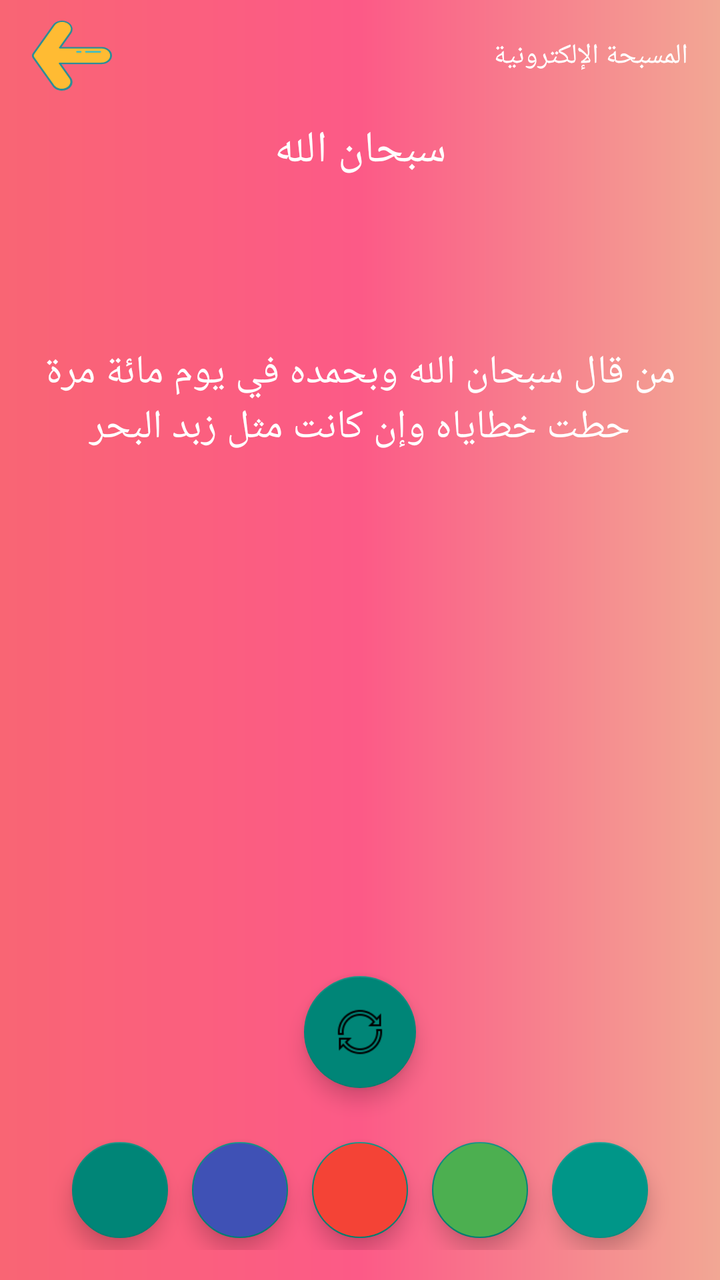
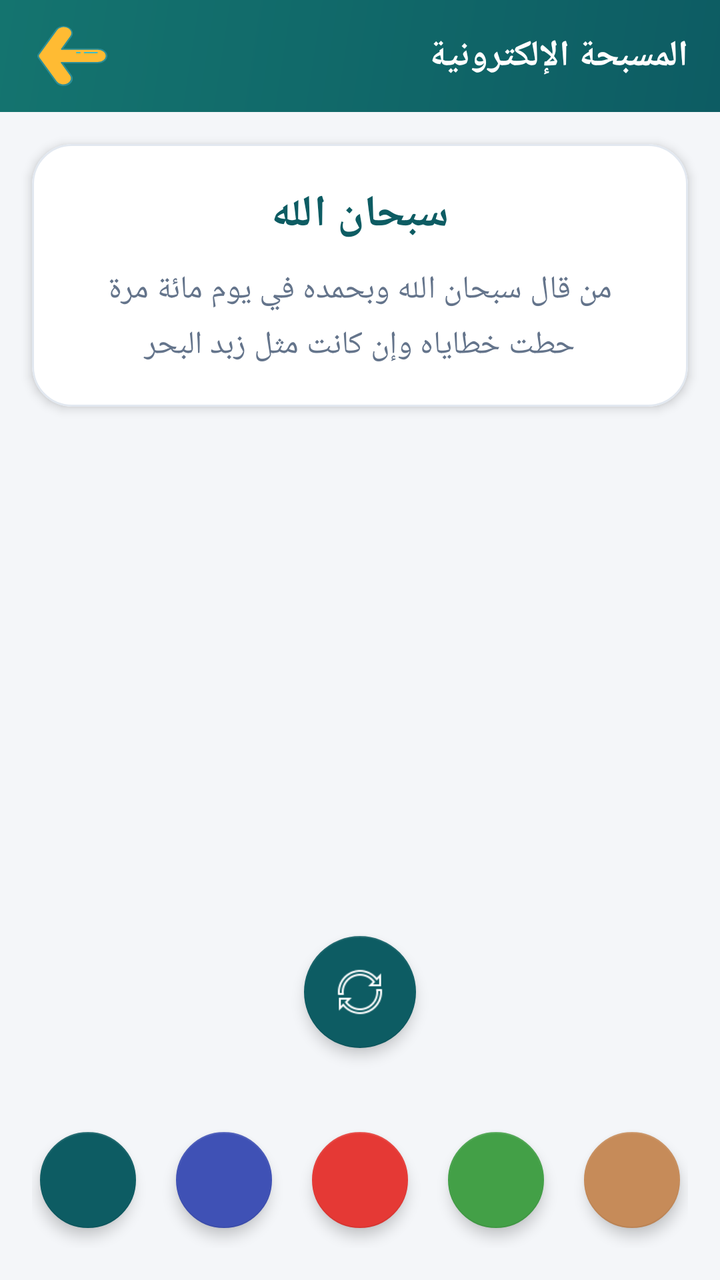

Two renders of the same Android screen: before a commit and after it. Below are the layout's source before the change and the commit's diff.
<!-- AndroidManifest.xml: application theme AppTheme -->
<!-- res/layout/activity_masbaha.xml -->
<?xml version="1.0" encoding="utf-8"?>
<androidx.constraintlayout.widget.ConstraintLayout xmlns:android="http://schemas.android.com/apk/res/android"
    xmlns:app="http://schemas.android.com/apk/res-auto"
    xmlns:tools="http://schemas.android.com/tools"
    android:layout_width="match_parent"
    android:layout_height="match_parent"
    android:background="@drawable/main_face1"
    tools:context=".masbaha.MasbahaActivity">

    <com.google.android.material.appbar.AppBarLayout
        android:layout_width="match_parent"
        android:layout_height="wrap_content"
        android:background="@drawable/around_line3"
        android:theme="@style/AppTheme.AppBarOverlay"
        android:layoutDirection="ltr"
        tools:ignore="MissingConstraints">

        <androidx.appcompat.widget.Toolbar
            android:id="@+id/toolbar"
            android:fitsSystemWindows="true"
            android:layout_width="match_parent"
            android:layout_height="?attr/actionBarSize"
            android:background="@drawable/around_line3"
            app:layout_collapseMode="pin"
            app:titleTextAppearance="@style/TitleToolBarApppearance"
            app:popupTheme="@style/TextAppearance.AppCompat">

            <LinearLayout
                android:layout_width="wrap_content"
                android:layout_height="wrap_content"
                android:gravity="end"
                android:layout_gravity="end">


                <androidx.appcompat.widget.AppCompatTextView
                    android:id="@+id/toolbar_title"
                    android:layout_width="wrap_content"
                    android:layout_height="wrap_content"
                    android:text="المسبحة الإلكترونية"
                    style="@style/TextAppearance.MyApp.Title.QiblahActivity"
                    android:gravity="end"
                    android:layout_gravity="center"
                    android:layout_marginEnd="16dp"/>

            </LinearLayout>

            <androidx.appcompat.widget.AppCompatImageButton
                android:id="@+id/back_button"
                android:onClick="onBackClicked"
                android:layout_width="40dp"
                android:layout_height="35dp"
                android:background="@drawable/ic_back_button" />

        </androidx.appcompat.widget.Toolbar>

    </com.google.android.material.appbar.AppBarLayout>


    <TextView
        android:id="@+id/tv_title"
        android:layout_width="match_parent"
        android:layout_height="wrap_content"
        android:gravity="center"
        android:fontFamily="@font/jazeera"
        android:padding="10dp"
        android:layout_marginTop="50dp"
        android:text="سبحان الله"
        android:textColor="#FFF"
        android:textSize="22sp"
        app:layout_constraintBottom_toTopOf="@+id/tv_desc"
        app:layout_constraintEnd_toEndOf="parent"
        app:layout_constraintStart_toStartOf="parent"
        app:layout_constraintTop_toTopOf="parent" />

    <TextView
        android:id="@+id/tv_desc"
        android:layout_width="match_parent"
        android:layout_height="200dp"
        android:gravity="center"
        android:textColor="#FFF"
        android:textSize="20sp"
        android:fontFamily="@font/jazeera"
        android:padding="10dp"
        android:text="من قال سبحان الله وبحمده في يوم مائة مرة حطت خطاياه وإن كانت مثل زبد البحر"
        app:layout_constraintBottom_toTopOf="@+id/recycler_masbaha"
        app:layout_constraintEnd_toEndOf="parent"
        app:layout_constraintStart_toStartOf="parent"
        app:layout_constraintTop_toBottomOf="@+id/tv_title" />

    <androidx.viewpager.widget.ViewPager
        android:id="@+id/recycler_masbaha"
        android:layout_width="0dp"
        android:layout_height="0dp"
        app:layout_constraintBottom_toTopOf="@+id/iv_reset"
        app:layout_constraintEnd_toEndOf="parent"
        app:layout_constraintStart_toStartOf="parent"
        app:layout_constraintTop_toBottomOf="@+id/tv_desc"
        tools:listitem="@layout/item_masbaha" />

    <com.google.android.material.floatingactionbutton.FloatingActionButton
        android:id="@+id/iv_reset"
        android:layout_width="wrap_content"
        android:layout_height="wrap_content"
        android:layout_margin="6dp"
        android:src="@drawable/reset"
        app:elevation="6dp"
        app:fabSize="normal"
        app:layout_constraintBottom_toTopOf="@id/content_linear"
        app:layout_constraintEnd_toEndOf="parent"
        app:layout_constraintStart_toStartOf="parent"
        app:layout_constraintTop_toBottomOf="@+id/recycler_masbaha" />

    <LinearLayout
        android:id="@+id/content_linear"
        android:layout_width="match_parent"
        android:layout_height="wrap_content"
        android:gravity="center_horizontal"
        android:orientation="horizontal"
        android:padding="15dp"
        app:layout_constraintBottom_toBottomOf="parent"
        app:layout_constraintEnd_toEndOf="parent"
        app:layout_constraintStart_toStartOf="parent"
        app:layout_constraintTop_toBottomOf="@+id/iv_reset">

        <com.google.android.material.floatingactionbutton.FloatingActionButton
            android:id="@+id/iv_1"
            android:layout_width="48dp"
            android:layout_height="48dp"
            android:layout_margin="6dp"
            app:elevation="6dp"
            app:fabSize="mini" />

        <com.google.android.material.floatingactionbutton.FloatingActionButton
            android:id="@+id/iv_2"
            android:layout_width="48dp"

            android:layout_height="48dp"
            android:layout_margin="6dp"
            android:backgroundTint="#3F51B5"
            app:elevation="6dp"
            app:fabSize="mini" />

        <com.google.android.material.floatingactionbutton.FloatingActionButton
            android:id="@+id/iv_3"
            android:layout_width="48dp"
            android:layout_height="48dp"
            android:layout_margin="6dp"
            android:backgroundTint="#F44336"

            app:elevation="6dp"
            app:fabSize="mini" />

        <com.google.android.material.floatingactionbutton.FloatingActionButton
            android:id="@+id/iv_4"
            android:layout_width="48dp"
            android:layout_height="48dp"
            android:layout_margin="6dp"
            android:backgroundTint="#4CAF50"
            app:elevation="6dp"
            app:fabSize="mini" />

        <com.google.android.material.floatingactionbutton.FloatingActionButton
            android:id="@+id/iv_5"
            android:layout_width="48dp"
            android:layout_height="48dp"
            android:layout_margin="6dp"
            app:backgroundTint="#009688"
            app:elevation="6dp"
            app:fabSize="mini" />
    </LinearLayout>

    <View
        android:id="@+id/view"
        android:layout_width="match_parent"
        android:layout_height="0dp"
        android:background="#00CD7878"
        android:clickable="true"
        android:focusable="true"
        app:layout_constraintBottom_toTopOf="@id/iv_reset"
        app:layout_constraintEnd_toEndOf="parent"
        app:layout_constraintStart_toStartOf="parent"
        app:layout_constraintTop_toTopOf="parent" />
</androidx.constraintlayout.widget.ConstraintLayout>
<!-- res/layout/item_masbaha.xml (included above) -->
<?xml version="1.0" encoding="utf-8"?>
<FrameLayout xmlns:android="http://schemas.android.com/apk/res/android"
    xmlns:app="http://schemas.android.com/apk/res-auto"
    android:layout_width="320dp"
    android:layout_height="320dp"
    android:background="@null">

    <FrameLayout
        android:id="@+id/colord_frame"
        android:layout_width="100dp"
        android:layout_height="100dp"
        android:layout_gravity="center">

        <TextView
            android:id="@+id/counter"
            style="@style/TextAppearance.AllTextView"
            android:layout_width="wrap_content"
            android:layout_height="wrap_content"
            android:layout_gravity="center"
            android:textSize="35sp" />
    </FrameLayout>
</FrameLayout>
<!-- resources referenced by this layout -->
<resources>
  <!-- drawable around_line3 (drawable) -->
  <?xml version="1.0" encoding="utf-8"?>
  <shape
      xmlns:android="http://schemas.android.com/apk/res/android">
     <gradient
         android:startColor="#F96574"
         android:centerColor="#FC5A87"
         android:endColor="#F2A794"/>
  </shape>
  <!-- drawable ic_back_button (drawable) -->
  <vector xmlns:android="http://schemas.android.com/apk/res/android"
      android:width="35dp"
      android:height="30dp"
      android:viewportWidth="168.75"
      android:viewportHeight="181.67">
    <path
        android:pathData="M3.51,85.16a11.35,11.35 0,0 0,0 11.33l42.15,73A20.28,20.28 0,0 0,73.36 177h0a20.28,20.28 0,0 0,7.42 -27.69L58.57,110.79h87.91a20.27,20.27 0,0 0,20.27 -20.27h0a20.27,20.27 0,0 0,-20.27 -20.28H58.92L80.77,32.4A20.27,20.27 0,0 0,73.35 4.71h0a20.26,20.26 0,0 0,-27.68 7.42Z"
        android:fillColor="#FFBB33"/>
    <path
        android:pathData="M57.46,180.9a22.11,22.11 0,0 1,-13.53 -10.37l-42.15,-73a13.38,13.38 0,0 1,0 -13.33h0l42.15,-73A22.3,22.3 0,0 1,74.35 3,22.27 22.27,0 0,1 82.51,33.4L62.39,68.25h84.09a22.27,22.27 0,1 1,0 44.54H62l20.48,35.46a22.28,22.28 0,0 1,-19.26 33.42A22,22 0,0 1,57.46 180.9ZM58.92,72.25a2,2 0,0 1,-1.73 -1,2 2,0 0,1 0,-2L79,31.4A18.27,18.27 0,1 0,47.4 13.13l-42.16,73a9.36,9.36 0,0 0,0 9.33l42.16,73A18.27,18.27 0,0 0,79 150.25L56.83,111.79a2,2 0,0 1,0 -2,2 2,0 0,1 1.74,-1h87.91a18.27,18.27 0,1 0,0 -36.54Z"
        android:fillColor="#2C8E97"/>
    <path
        android:pathData="M113.87,82.88h29.95a2,2 0,0 0,0 -4H113.87a2,2 0,0 0,0 4Z"
        android:fillColor="#3ABCC9"/>
    <path
        android:pathData="M95.12,82.88h7.54a2,2 0,0 0,0 -4H95.12a2,2 0,0 0,0 4Z"
        android:fillColor="#3ABCC9"/>
  </vector>
  <!-- drawable main_face1 (drawable) -->
  <?xml version="1.0" encoding="utf-8"?>
  <shape
      xmlns:android="http://schemas.android.com/apk/res/android">
      <gradient
          android:startColor="#F96574"
          android:centerColor="#FC5A87"
          android:endColor="#F2A794"/>
  </shape>
  <!-- drawable reset: png bitmap (drawable, 1523 bytes) -->
  <style name="AppTheme.AppBarOverlay" parent="ThemeOverlay.AppCompat.Dark.ActionBar" />
  <style name="TextAppearance.AllTextView" parent="android:TextAppearance">
          <item name="android:textColor">@color/s</item>
      </style>
  <style name="TextAppearance.MyApp.Title.QiblahActivity" parent="android:TextAppearance">
          <item name="android:textColor">@android:color/white</item>
          <item name="android:fontFamily">@font/lmonada</item>
          <item name="android:textSize">14sp</item>
      </style>
  <style name="TitleToolBarApppearance" parent="android:TextAppearance">
          <item name="android:fontFamily">@font/ffon1</item>
          <item name="android:textSize">18sp</item>
          <item name="android:layout_gravity">end</item>
      </style>
  <style name="AppTheme" parent="Theme.AppCompat.Light.NoActionBar">
          
          <item name="colorPrimary">@color/colorPrimary</item>
          <item name="colorPrimaryDark">@color/colorPrimaryDark</item>
          <item name="colorAccent">@color/colorAccent</item>
      </style>
  <color name="s">#ECEBE9</color>
  <color name="colorPrimary">#9C0884</color>
  <color name="colorPrimaryDark">#9C0884</color>
  <color name="colorAccent">#9C0884</color>
</resources>

<!-- the commit's change to res/layout/activity_masbaha.xml (unified diff, before → after) -->
@@ -4,88 +4,103 @@
     xmlns:tools="http://schemas.android.com/tools"
     android:layout_width="match_parent"
     android:layout_height="match_parent"
-    android:background="@drawable/main_face1"
+    android:background="@color/app_background"
     tools:context=".masbaha.MasbahaActivity">
 
     <com.google.android.material.appbar.AppBarLayout
+        android:id="@+id/appBarLayout"
         android:layout_width="match_parent"
         android:layout_height="wrap_content"
-        android:background="@drawable/around_line3"
-        android:theme="@style/AppTheme.AppBarOverlay"
-        android:layoutDirection="ltr"
-        tools:ignore="MissingConstraints">
+        android:background="@drawable/color"
+        app:layout_constraintEnd_toEndOf="parent"
+        app:layout_constraintStart_toStartOf="parent"
+        app:layout_constraintTop_toTopOf="parent">
 
         <androidx.appcompat.widget.Toolbar
             android:id="@+id/toolbar"
-            android:fitsSystemWindows="true"
             android:layout_width="match_parent"
-            android:layout_height="?attr/actionBarSize"
-            android:background="@drawable/around_line3"
-            app:layout_collapseMode="pin"
-            app:titleTextAppearance="@style/TitleToolBarApppearance"
-            app:popupTheme="@style/TextAppearance.AppCompat">
-
-            <LinearLayout
-                android:layout_width="wrap_content"
-                android:layout_height="wrap_content"
-                android:gravity="end"
-                android:layout_gravity="end">
-
+            android:layout_height="?attr/actionBarSize">
+
+            <androidx.constraintlayout.widget.ConstraintLayout
+                android:layout_width="match_parent"
+                android:layout_height="match_parent">
+
+                <androidx.appcompat.widget.AppCompatImageButton
+                    android:id="@+id/back_button"
+                    android:layout_width="40dp"
+                    android:layout_height="40dp"
+                    android:background="?attr/selectableItemBackgroundBorderless"
+                    android:onClick="onBackClicked"
+                    app:layout_constraintBottom_toBottomOf="parent"
+                    app:layout_constraintStart_toStartOf="parent"
+                    app:layout_constraintTop_toTopOf="parent"
+                    app:srcCompat="@drawable/ic_back_button" />
 
                 <androidx.appcompat.widget.AppCompatTextView
                     android:id="@+id/toolbar_title"
                     android:layout_width="wrap_content"
                     android:layout_height="wrap_content"
+                    android:layout_marginEnd="16dp"
                     android:text="المسبحة الإلكترونية"
-                    style="@style/TextAppearance.MyApp.Title.QiblahActivity"
-                    android:gravity="end"
-                    android:layout_gravity="center"
-                    android:layout_marginEnd="16dp"/>
-
-            </LinearLayout>
-
-            <androidx.appcompat.widget.AppCompatImageButton
-                android:id="@+id/back_button"
-                android:onClick="onBackClicked"
-                android:layout_width="40dp"
-                android:layout_height="35dp"
-                android:background="@drawable/ic_back_button" />
+                    android:textColor="#FFFFFF"
+                    android:textSize="18sp"
+                    android:textStyle="bold"
+                    app:layout_constraintBottom_toBottomOf="parent"
+                    app:layout_constraintEnd_toEndOf="parent"
+                    app:layout_constraintTop_toTopOf="parent" />
+
+            </androidx.constraintlayout.widget.ConstraintLayout>
 
         </androidx.appcompat.widget.Toolbar>
 
     </com.google.android.material.appbar.AppBarLayout>
 
-
-    <TextView
-        android:id="@+id/tv_title"
-        android:layout_width="match_parent"
-        android:layout_height="wrap_content"
-        android:gravity="center"
-        android:fontFamily="@font/jazeera"
-        android:padding="10dp"
-        android:layout_marginTop="50dp"
-        android:text="سبحان الله"
-        android:textColor="#FFF"
-        android:textSize="22sp"
-        app:layout_constraintBottom_toTopOf="@+id/tv_desc"
-        app:layout_constraintEnd_toEndOf="parent"
-        app:layout_constraintStart_toStartOf="parent"
-        app:layout_constraintTop_toTopOf="parent" />
-
-    <TextView
-        android:id="@+id/tv_desc"
-        android:layout_width="match_parent"
-        android:layout_height="200dp"
-        android:gravity="center"
-        android:textColor="#FFF"
-        android:textSize="20sp"
-        android:fontFamily="@font/jazeera"
-        android:padding="10dp"
-        android:text="من قال سبحان الله وبحمده في يوم مائة مرة حطت خطاياه وإن كانت مثل زبد البحر"
-        app:layout_constraintBottom_toTopOf="@+id/recycler_masbaha"
-        app:layout_constraintEnd_toEndOf="parent"
-        app:layout_constraintStart_toStartOf="parent"
-        app:layout_constraintTop_toBottomOf="@+id/tv_title" />
+    <com.google.android.material.card.MaterialCardView
+        android:id="@+id/info_card"
+        android:layout_width="0dp"
+        android:layout_height="wrap_content"
+        android:layout_margin="16dp"
+        app:cardBackgroundColor="@color/card_surface"
+        app:cardCornerRadius="20dp"
+        app:cardElevation="3dp"
+        app:layout_constraintEnd_toEndOf="parent"
+        app:layout_constraintStart_toStartOf="parent"
+        app:layout_constraintTop_toBottomOf="@+id/appBarLayout"
+        app:strokeColor="@color/card_stroke"
+        app:strokeWidth="1dp">
+
+        <LinearLayout
+            android:layout_width="match_parent"
+            android:layout_height="wrap_content"
+            android:orientation="vertical"
+            android:padding="20dp">
+
+            <TextView
+                android:id="@+id/tv_title"
+                android:layout_width="match_parent"
+                android:layout_height="wrap_content"
+                android:fontFamily="@font/jazeera"
+                android:gravity="center"
+                android:text="سبحان الله"
+                android:textColor="@color/colorPrimary"
+                android:textSize="22sp"
+                android:textStyle="bold" />
+
+            <TextView
+                android:id="@+id/tv_desc"
+                android:layout_width="match_parent"
+                android:layout_height="wrap_content"
+                android:layout_marginTop="12dp"
+                android:fontFamily="@font/jazeera"
+                android:gravity="center"
+                android:lineSpacingExtra="6dp"
+                android:text="من قال سبحان الله وبحمده في يوم مائة مرة حطت خطاياه وإن كانت مثل زبد البحر"
+                android:textColor="@color/text_secondary"
+                android:textSize="16sp" />
+
+        </LinearLayout>
+
+    </com.google.android.material.card.MaterialCardView>
 
     <androidx.viewpager.widget.ViewPager
         android:id="@+id/recycler_masbaha"
@@ -94,21 +109,22 @@
         app:layout_constraintBottom_toTopOf="@+id/iv_reset"
         app:layout_constraintEnd_toEndOf="parent"
         app:layout_constraintStart_toStartOf="parent"
-        app:layout_constraintTop_toBottomOf="@+id/tv_desc"
+        app:layout_constraintTop_toBottomOf="@+id/info_card"
         tools:listitem="@layout/item_masbaha" />
 
     <com.google.android.material.floatingactionbutton.FloatingActionButton
         android:id="@+id/iv_reset"
         android:layout_width="wrap_content"
         android:layout_height="wrap_content"
-        android:layout_margin="6dp"
+        android:layout_marginBottom="16dp"
         android:src="@drawable/reset"
-        app:elevation="6dp"
+        app:backgroundTint="@color/colorPrimary"
+        app:elevation="4dp"
         app:fabSize="normal"
         app:layout_constraintBottom_toTopOf="@id/content_linear"
         app:layout_constraintEnd_toEndOf="parent"
         app:layout_constraintStart_toStartOf="parent"
-        app:layout_constraintTop_toBottomOf="@+id/recycler_masbaha" />
+        app:tint="#FFFFFF" />
 
     <LinearLayout
         android:id="@+id/content_linear"
@@ -116,28 +132,27 @@
         android:layout_height="wrap_content"
         android:gravity="center_horizontal"
         android:orientation="horizontal"
-        android:padding="15dp"
+        android:padding="16dp"
         app:layout_constraintBottom_toBottomOf="parent"
         app:layout_constraintEnd_toEndOf="parent"
-        app:layout_constraintStart_toStartOf="parent"
-        app:layout_constraintTop_toBottomOf="@+id/iv_reset">
+        app:layout_constraintStart_toStartOf="parent">
 
         <com.google.android.material.floatingactionbutton.FloatingActionButton
             android:id="@+id/iv_1"
             android:layout_width="48dp"
             android:layout_height="48dp"
             android:layout_margin="6dp"
-            app:elevation="6dp"
+            app:backgroundTint="#0D5C63"
+            app:elevation="4dp"
             app:fabSize="mini" />
 
         <com.google.android.material.floatingactionbutton.FloatingActionButton
             android:id="@+id/iv_2"
             android:layout_width="48dp"
-
-            android:layout_height="48dp"
-            android:layout_margin="6dp"
-            android:backgroundTint="#3F51B5"
-            app:elevation="6dp"
+            android:layout_height="48dp"
+            android:layout_margin="6dp"
+            app:backgroundTint="#3F51B5"
+            app:elevation="4dp"
             app:fabSize="mini" />
 
         <com.google.android.material.floatingactionbutton.FloatingActionButton
@@ -145,9 +160,8 @@
             android:layout_width="48dp"
             android:layout_height="48dp"
             android:layout_margin="6dp"
-            android:backgroundTint="#F44336"
-
-            app:elevation="6dp"
+            app:backgroundTint="#E53935"
+            app:elevation="4dp"
             app:fabSize="mini" />
 
         <com.google.android.material.floatingactionbutton.FloatingActionButton
@@ -155,8 +169,8 @@
             android:layout_width="48dp"
             android:layout_height="48dp"
             android:layout_margin="6dp"
-            android:backgroundTint="#4CAF50"
-            app:elevation="6dp"
+            app:backgroundTint="#43A047"
+            app:elevation="4dp"
             app:fabSize="mini" />
 
         <com.google.android.material.floatingactionbutton.FloatingActionButton
@@ -164,43 +178,52 @@
             android:layout_width="48dp"
             android:layout_height="48dp"
             android:layout_margin="6dp"
-            app:backgroundTint="#009688"
-            app:elevation="6dp"
-            app:fabSize="mini" />
+            app:backgroundTint="#C68B59"
+            app:elevation="4dp"
+            app:fabSize="mini" />
+
     </LinearLayout>
 
     <View
         android:id="@+id/view"
         android:layout_width="match_parent"
         android:layout_height="0dp"
-        android:background="#00CD7878"
+        android:background="@android:color/transparent"
         android:clickable="true"
         android:focusable="true"
         app:layout_constraintBottom_toTopOf="@id/iv_reset"
         app:layout_constraintEnd_toEndOf="parent"
         app:layout_constraintStart_toStartOf="parent"
-        app:layout_constraintTop_toTopOf="parent" />
+        app:layout_constraintTop_toBottomOf="@+id/info_card" />
+
 </androidx.constraintlayout.widget.ConstraintLayout>
 <!-- res/layout/item_masbaha.xml (included above) -->
 <?xml version="1.0" encoding="utf-8"?>
 <FrameLayout xmlns:android="http://schemas.android.com/apk/res/android"
     xmlns:app="http://schemas.android.com/apk/res-auto"
-    android:layout_width="320dp"
-    android:layout_height="320dp"
-    android:background="@null">
-
-    <FrameLayout
+    android:layout_width="match_parent"
+    android:layout_height="match_parent">
+
+    <com.google.android.material.card.MaterialCardView
         android:id="@+id/colord_frame"
-        android:layout_width="100dp"
-        android:layout_height="100dp"
-        android:layout_gravity="center">
+        android:layout_width="160dp"
+        android:layout_height="160dp"
+        android:layout_gravity="center"
+        app:cardBackgroundColor="@color/card_surface"
+        app:cardCornerRadius="80dp"
+        app:cardElevation="6dp"
+        app:strokeColor="@color/colorPrimary"
+        app:strokeWidth="3dp">
 
         <TextView
             android:id="@+id/counter"
-            style="@style/TextAppearance.AllTextView"
             android:layout_width="wrap_content"
             android:layout_height="wrap_content"
             android:layout_gravity="center"
-            android:textSize="35sp" />
-    </FrameLayout>
+            android:textColor="@color/colorPrimary"
+            android:textSize="42sp"
+            android:textStyle="bold" />
+
+    </com.google.android.material.card.MaterialCardView>
+
 </FrameLayout>
<!-- resource entries referenced after the edit -->
@@ -1,14 +1,8 @@
 <!-- resources referenced by this layout -->
 <resources>
-  <!-- drawable around_line3 (drawable) -->
-  <?xml version="1.0" encoding="utf-8"?>
-  <shape
-      xmlns:android="http://schemas.android.com/apk/res/android">
-     <gradient
-         android:startColor="#F96574"
-         android:centerColor="#FC5A87"
-         android:endColor="#F2A794"/>
-  </shape>
+  <color name="app_background">#F4F6F9</color>
+  <color name="card_stroke">#E2E8F0</color>
+  <color name="card_surface">#FFFFFF</color>
   <!-- drawable ic_back_button (drawable) -->
   <vector xmlns:android="http://schemas.android.com/apk/res/android"
       android:width="35dp"
@@ -28,39 +22,26 @@
         android:pathData="M95.12,82.88h7.54a2,2 0,0 0,0 -4H95.12a2,2 0,0 0,0 4Z"
         android:fillColor="#3ABCC9"/>
   </vector>
-  <!-- drawable main_face1 (drawable) -->
-  <?xml version="1.0" encoding="utf-8"?>
-  <shape
-      xmlns:android="http://schemas.android.com/apk/res/android">
-      <gradient
-          android:startColor="#F96574"
-          android:centerColor="#FC5A87"
-          android:endColor="#F2A794"/>
-  </shape>
   <!-- drawable reset: png bitmap (drawable, 1523 bytes) -->
-  <style name="AppTheme.AppBarOverlay" parent="ThemeOverlay.AppCompat.Dark.ActionBar" />
-  <style name="TextAppearance.AllTextView" parent="android:TextAppearance">
-          <item name="android:textColor">@color/s</item>
-      </style>
-  <style name="TextAppearance.MyApp.Title.QiblahActivity" parent="android:TextAppearance">
-          <item name="android:textColor">@android:color/white</item>
-          <item name="android:fontFamily">@font/lmonada</item>
-          <item name="android:textSize">14sp</item>
-      </style>
-  <style name="TitleToolBarApppearance" parent="android:TextAppearance">
-          <item name="android:fontFamily">@font/ffon1</item>
-          <item name="android:textSize">18sp</item>
-          <item name="android:layout_gravity">end</item>
-      </style>
-  <style name="AppTheme" parent="Theme.AppCompat.Light.NoActionBar">
-          
+  <style name="AppTheme" parent="Theme.MaterialComponents.DayNight.NoActionBar">
           <item name="colorPrimary">@color/colorPrimary</item>
           <item name="colorPrimaryDark">@color/colorPrimaryDark</item>
           <item name="colorAccent">@color/colorAccent</item>
+          <item name="android:windowBackground">@color/app_background</item>
       </style>
-  <color name="s">#ECEBE9</color>
-  <color name="colorPrimary">#9C0884</color>
-  <color name="colorPrimaryDark">#9C0884</color>
-  <color name="colorAccent">#9C0884</color>
+  <color name="header_gradient_start">#0D5C63</color>
+  <color name="header_gradient_end">#14746F</color>
+  <color name="colorPrimary">#0D5C63</color>
+  <color name="text_secondary">#64748B</color>
+  <!-- drawable color (drawable) -->
+  <?xml version="1.0" encoding="utf-8"?>
+  <shape xmlns:android="http://schemas.android.com/apk/res/android">
+      <gradient
+          android:angle="135"
+          android:startColor="@color/header_gradient_start"
+          android:endColor="@color/header_gradient_end"/>
+  </shape>
+  <color name="colorPrimaryDark">#093F44</color>
+  <color name="colorAccent">#C68B59</color>
 </resources>
 
